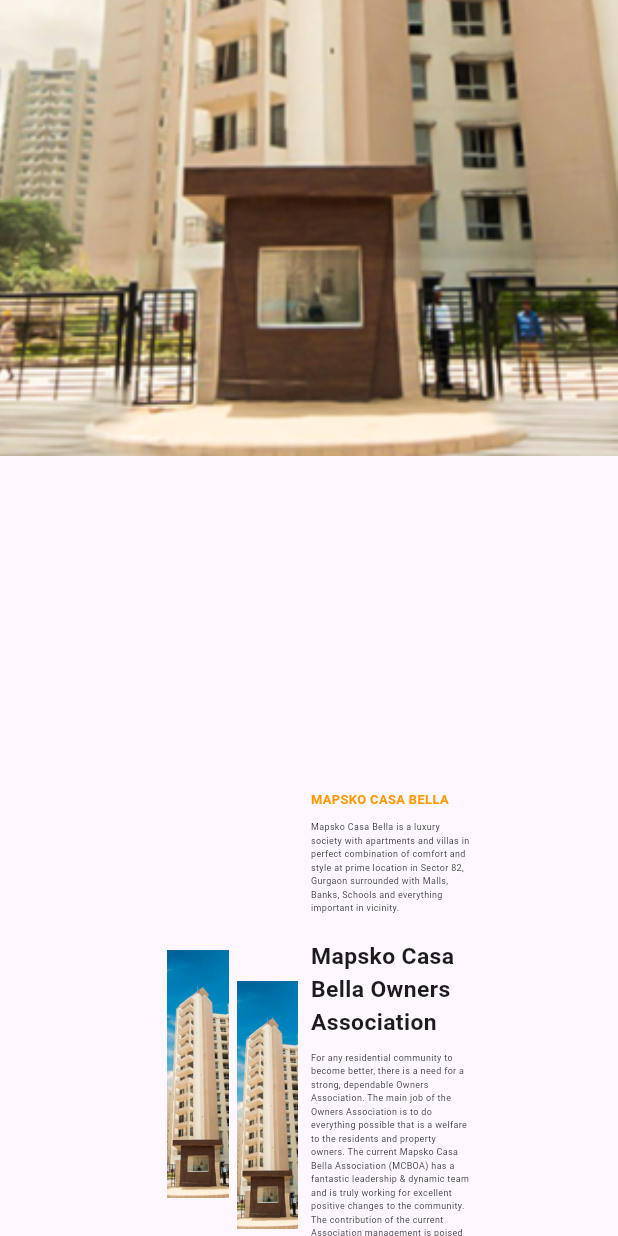
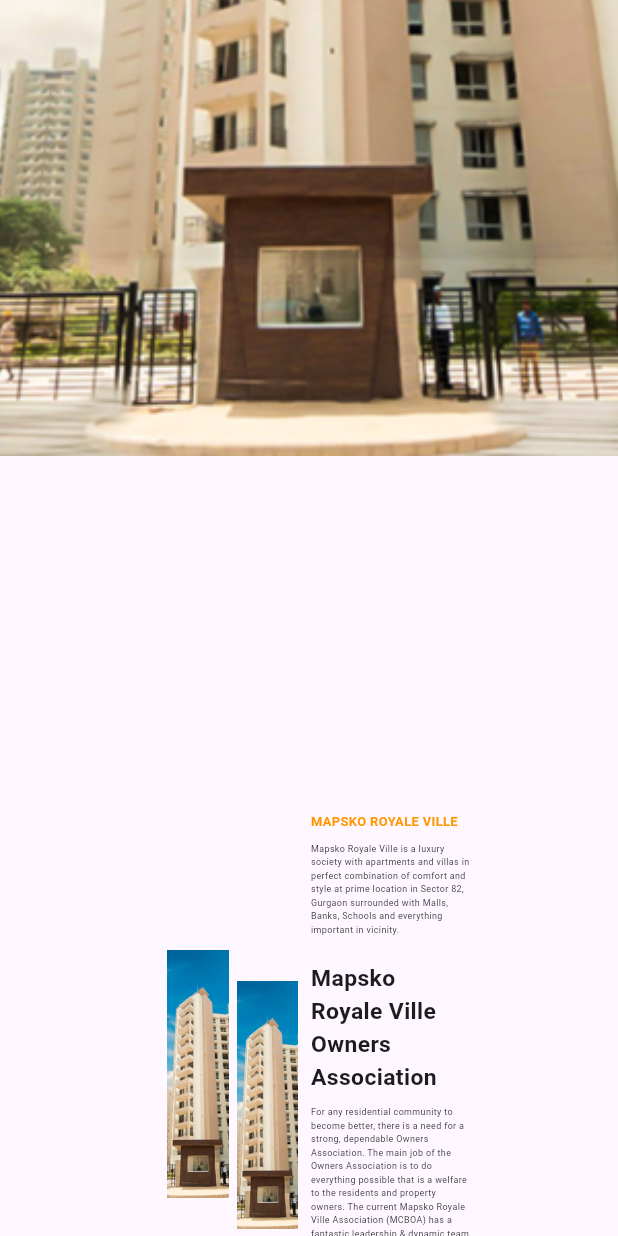
Before and after one commit to Mayank4352/mapasko_web, a Flutter app: the screen it shows after launch, scrolled down 576 dp, on a phone screen of 412 x 824 dp. Run offline on Flutter 3.47's test engine with Material 3 defaults, Android fonts, the phone set to English and light mode, and no system bars; our stand-ins replace firebase_core, get, google_fonts, page_transition, responsive_sizer; accounts and stored records are empty.

Commit message:
feat: Adding abante team, encapsulation for contact us, performance fixes

```diff
--- a/lib/home/home.dart
+++ b/lib/home/home.dart
@@ -1,7 +1,6 @@
 import 'package:flutter/material.dart';
 import 'package:mapsko/home/widgets/footer.dart';
 import 'package:mapsko/home/widgets/home_appbar.dart';
-import 'package:mapsko/team/widgets/member_widget.dart';
 import 'package:responsive_sizer/responsive_sizer.dart';
 
 class HomePage extends StatelessWidget {
@@ -9,13 +8,6 @@ class HomePage extends StatelessWidget {
 
   @override
   Widget build(BuildContext context) {
-    Map<String, String> imgPaths = {
-      "assets/sachdeva.png":
-          "Lt. Colonel Darshan Sachdeva (Veteran) \nVice President",
-      "assets/amandhull.png": "Er. Aman Dhull\nGeneral Secretary",
-      "assets/nikhildhawan.png": "Mr. Nikhil Dhawan\nJoint Secretary",
-      "assets/shavetagarg.png": "Mrs. Shaveta Garg\nTreasurer",
-    };
     return Scaffold(
       body: SingleChildScrollView(
         child: Column(
@@ -85,7 +77,7 @@ class HomePage extends StatelessWidget {
                       mainAxisAlignment: MainAxisAlignment.center,
                       children: [
                         Text(
-                          'MAPSKO CASA BELLA',
+                          'MAPSKO ROYALE VILLE',
                           style: TextStyle(
                             fontSize: 12.sp,
                             fontWeight: FontWeight.bold,
@@ -94,14 +86,14 @@ class HomePage extends StatelessWidget {
                         ),
                         SizedBox(height: 1.h),
                         Text(
-                          'Mapsko Casa Bella is a luxury society with apartments and villas in perfect combination of comfort and style at prime location in Sector 82, Gurgaon surrounded with Malls, Banks, Schools and everything important in vicinity.',
+                          'Mapsko Royale Ville is a luxury society with apartments and villas in perfect combination of comfort and style at prime location in Sector 82, Gurgaon surrounded with Malls, Banks, Schools and everything important in vicinity.',
                           style: TextStyle(
                             fontSize: 10.sp,
                           ),
                         ),
                         SizedBox(height: 2.h),
                         Text(
-                          'Mapsko Casa Bella Owners Association',
+                          'Mapsko Royale Ville Owners Association',
                           style: TextStyle(
                             fontSize: 16.sp,
                             fontWeight: FontWeight.bold,
@@ -109,36 +101,10 @@ class HomePage extends StatelessWidget {
                         ),
                         SizedBox(height: 1.h),
                         Text(
-                          'For any residential community to become better, there is a need for a strong, dependable Owners Association. The main job of the Owners Association is to do everything possible that is a welfare to the residents and property owners. The current Mapsko Casa Bella Association (MCBOA) has a fantastic leadership & dynamic team and is truly working for excellent positive changes to the community. The contribution of the current Association management is poised to make Mapsko Casa Bella one of the better communities to live in New Gurgaon.',
+                          'For any residential community to become better, there is a need for a strong, dependable Owners Association. The main job of the Owners Association is to do everything possible that is a welfare to the residents and property owners. The current Mapsko Royale Ville Association (MCBOA) has a fantastic leadership & dynamic team and is truly working for excellent positive changes to the community. The contribution of the current Association management is poised to make Mapsko Casa Bella one of the better communities to live in New Gurgaon.',
                           style: TextStyle(
                             fontSize: 10.sp,
                           ),
-                        ),
-                        SizedBox(height: 2.h),
-                        Row(
-                          children: [
-                            Icon(Icons.email,
-                                color: Colors.orange, size: 24.sp),
-                            SizedBox(width: 2.w),
-                            Text(
-                              'mcboa82@gmail.com',
-                              style: TextStyle(
-                                fontSize: 10.sp,
-                                color: Colors.blue,
-                              ),
-                            ),
-                            SizedBox(width: 5.w),
-                            Icon(Icons.phone,
-                                color: Colors.orange, size: 24.sp),
-                            SizedBox(width: 2.w),
-                            Text(
-                              '+91-9910261081',
-                              style: TextStyle(
-                                fontSize: 10.sp,
-                                color: Colors.blue,
-                              ),
-                            ),
-                          ],
                         ),
                       ],
                     ),
--- a/lib/team/team.dart
+++ b/lib/team/team.dart
@@ -1,4 +1,5 @@
 import 'package:flutter/material.dart';
+import 'package:mapsko/home/widgets/footer.dart';
 import 'package:mapsko/home/widgets/home_appbar.dart';
 import 'package:mapsko/team/widgets/member_widget.dart';
 import 'package:responsive_sizer/responsive_sizer.dart';
@@ -27,7 +28,6 @@ class TeamPage extends StatelessWidget {
         child: Column(
           children: [
             const HomeAppBar(),
-            const Text("OUR TEAM"),
             const Text(
               "RWA TEAM",
               style: TextStyle(fontSize: 20, fontWeight: FontWeight.w900),
@@ -74,7 +74,7 @@ class TeamPage extends StatelessWidget {
                   //  childAspectRatio: 0.7326,
                   // Aspect ratio of items (width / height)
                 ),
-                itemCount: rwaImgPaths.length,
+                itemCount: abanteImgPaths.length,
                 itemBuilder: (context, index) {
                   return MemberWidget(
                     imgPaths: abanteImgPaths,
@@ -84,7 +84,7 @@ class TeamPage extends StatelessWidget {
                 padding: const EdgeInsets.all(10),
               ),
             ),
-            //Footer(),
+            const Footer(),
           ],
         ),
       ),
```
Also changed, not shown: lib/contact/contact.dart (+22 -108 lines), lib/contact/widgets/society_details.dart (added, +56 -0 lines), lib/home/widgets/home_appbar.dart (+4 -3 lines).
